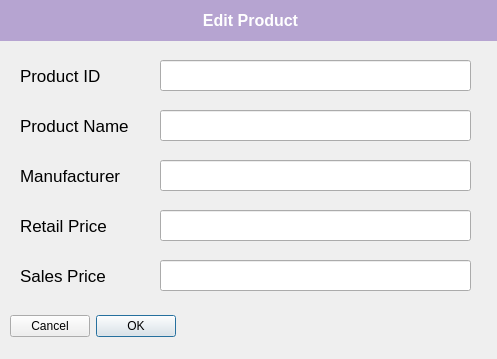
First picture: the form in app/UserInterface/Pages/EditProductDialog.ui, repository JunlinDu/PHP-SRePS, before the edit.
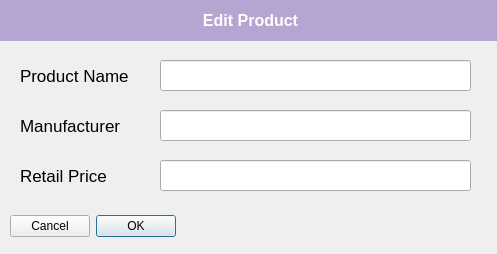
Second picture: the form after the edit.

```diff
--- a/app/UserInterface/Pages/EditProductDialog.ui
+++ b/app/UserInterface/Pages/EditProductDialog.ui
@@ -7,7 +7,7 @@
     <x>0</x>
     <y>0</y>
     <width>497</width>
-    <height>359</height>
+    <height>254</height>
    </rect>
   </property>
   <property name="windowTitle">
@@ -17,7 +17,7 @@
    <property name="geometry">
     <rect>
      <x>10</x>
-     <y>310</y>
+     <y>210</y>
      <width>471</width>
      <height>32</height>
     </rect>
@@ -35,54 +35,11 @@
     <bool>false</bool>
    </property>
   </widget>
-  <widget class="QLineEdit" name="ProductID">
-   <property name="geometry">
-    <rect>
-     <x>160</x>
-     <y>60</y>
-     <width>311</width>
-     <height>31</height>
-    </rect>
-   </property>
-  </widget>
-  <widget class="QLabel" name="label">
-   <property name="geometry">
-    <rect>
-     <x>20</x>
-     <y>60</y>
-     <width>141</width>
-     <height>31</height>
-    </rect>
-   </property>
-   <property name="font">
-    <font>
-     <family>MS Sans Serif</family>
-     <pointsize>13</pointsize>
-     <weight>50</weight>
-     <bold>false</bold>
-    </font>
-   </property>
-   <property name="layoutDirection">
-    <enum>Qt::LeftToRight</enum>
-   </property>
-   <property name="styleSheet">
-    <string notr="true"/>
-   </property>
-   <property name="text">
-    <string>Product ID</string>
-   </property>
-   <property name="alignment">
-    <set>Qt::AlignLeading|Qt::AlignLeft|Qt::AlignVCenter</set>
-   </property>
-   <property name="wordWrap">
-    <bool>true</bool>
-   </property>
-  </widget>
   <widget class="QLabel" name="label_3">
    <property name="geometry">
     <rect>
      <x>20</x>
-     <y>110</y>
+     <y>60</y>
      <width>141</width>
      <height>31</height>
     </rect>
@@ -115,7 +72,7 @@
    <property name="geometry">
     <rect>
      <x>160</x>
-     <y>110</y>
+     <y>60</y>
      <width>311</width>
      <height>31</height>
     </rect>
@@ -125,7 +82,7 @@
    <property name="geometry">
     <rect>
      <x>20</x>
-     <y>160</y>
+     <y>110</y>
      <width>141</width>
      <height>31</height>
     </rect>
@@ -158,7 +115,7 @@
    <property name="geometry">
     <rect>
      <x>160</x>
-     <y>160</y>
+     <y>110</y>
      <width>311</width>
      <height>31</height>
     </rect>
@@ -168,7 +125,7 @@
    <property name="geometry">
     <rect>
      <x>160</x>
-     <y>210</y>
+     <y>160</y>
      <width>311</width>
      <height>31</height>
     </rect>
@@ -178,7 +135,7 @@
    <property name="geometry">
     <rect>
      <x>20</x>
-     <y>210</y>
+     <y>160</y>
      <width>141</width>
      <height>31</height>
     </rect>
@@ -207,49 +164,6 @@
     <bool>true</bool>
    </property>
   </widget>
-  <widget class="QLabel" name="label_6">
-   <property name="geometry">
-    <rect>
-     <x>20</x>
-     <y>260</y>
-     <width>141</width>
-     <height>31</height>
-    </rect>
-   </property>
-   <property name="font">
-    <font>
-     <family>MS Sans Serif</family>
-     <pointsize>13</pointsize>
-     <weight>50</weight>
-     <bold>false</bold>
-    </font>
-   </property>
-   <property name="layoutDirection">
-    <enum>Qt::LeftToRight</enum>
-   </property>
-   <property name="styleSheet">
-    <string notr="true"/>
-   </property>
-   <property name="text">
-    <string>Sales Price</string>
-   </property>
-   <property name="alignment">
-    <set>Qt::AlignLeading|Qt::AlignLeft|Qt::AlignVCenter</set>
-   </property>
-   <property name="wordWrap">
-    <bool>true</bool>
-   </property>
-  </widget>
-  <widget class="QLineEdit" name="SalesPrice">
-   <property name="geometry">
-    <rect>
-     <x>160</x>
-     <y>260</y>
-     <width>311</width>
-     <height>31</height>
-    </rect>
-   </property>
-  </widget>
   <widget class="QLabel" name="label_7">
    <property name="geometry">
     <rect>
```
